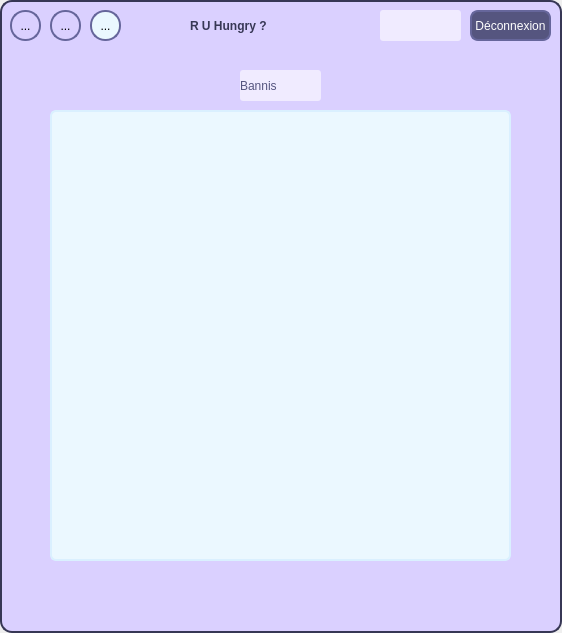
This is bannedwindow.ui in GD-Github/R-U-Hungry- as Qt 5 draws it before an edit. The edited form follows.
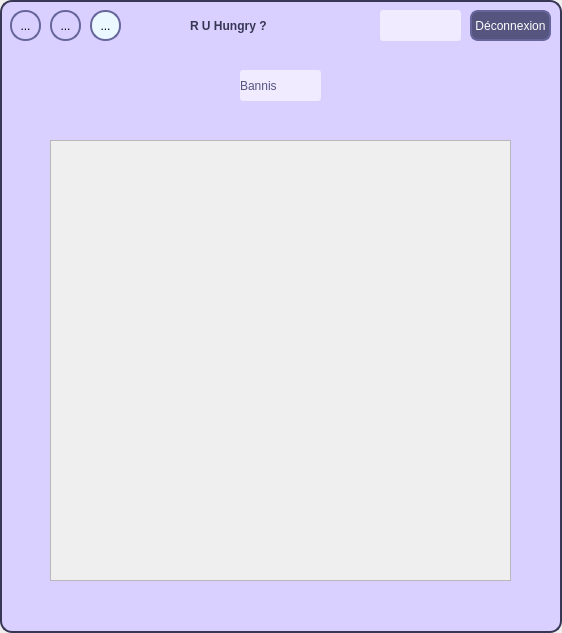
This is the edited form. Icons and pictures are not drawn.

```diff
--- a/bannedwindow.ui
+++ b/bannedwindow.ui
@@ -82,19 +82,6 @@
      <string>R U Hungry ?</string>
     </property>
    </widget>
-   <widget class="QGroupBox" name="bannedGrpBx">
-    <property name="geometry">
-     <rect>
-      <x>50</x>
-      <y>110</y>
-      <width>461</width>
-      <height>451</height>
-     </rect>
-    </property>
-    <property name="title">
-     <string/>
-    </property>
-   </widget>
    <widget class="QLabel" name="bannedLbl">
     <property name="geometry">
      <rect>
@@ -212,6 +199,29 @@
      <string>&lt;username&gt;</string>
     </property>
    </widget>
+   <widget class="QScrollArea" name="bannedMealArea">
+    <property name="geometry">
+     <rect>
+      <x>50</x>
+      <y>140</y>
+      <width>461</width>
+      <height>441</height>
+     </rect>
+    </property>
+    <property name="widgetResizable">
+     <bool>true</bool>
+    </property>
+    <widget class="QWidget" name="scrollAreaWidgetContents">
+     <property name="geometry">
+      <rect>
+       <x>0</x>
+       <y>0</y>
+       <width>459</width>
+       <height>439</height>
+      </rect>
+     </property>
+    </widget>
+   </widget>
   </widget>
  </widget>
  <resources>
```
